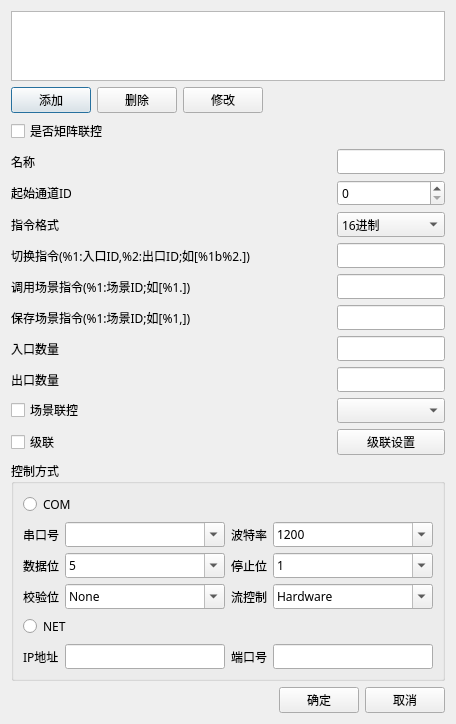
This is Setting/BCSettingMatrixFormatDlg.ui in mark-12-15/huarui as Qt 5 draws it before an edit. The edited form follows.
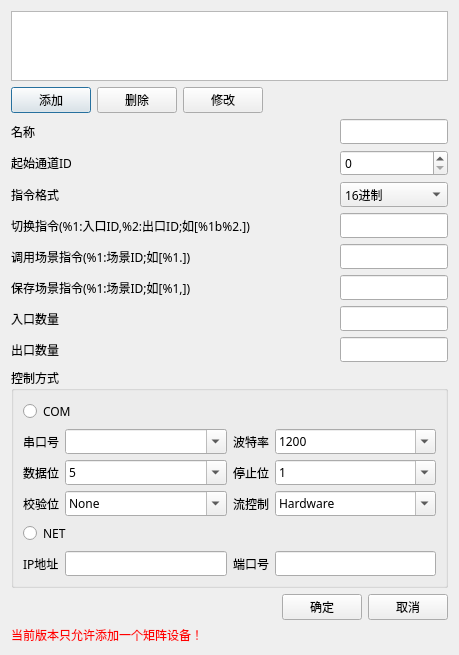
This is the edited form.

```diff
--- a/Setting/BCSettingMatrixFormatDlg.ui
+++ b/Setting/BCSettingMatrixFormatDlg.ui
@@ -6,8 +6,8 @@
    <rect>
     <x>0</x>
     <y>0</y>
-    <width>456</width>
-    <height>694</height>
+    <width>459</width>
+    <height>610</height>
    </rect>
   </property>
   <property name="windowTitle">
@@ -78,7 +78,25 @@
    </item>
    <item>
     <layout class="QGridLayout" name="gridLayout_2">
-     <item row="8" column="0">
+     <item row="6" column="2">
+      <widget class="QLineEdit" name="m_pInCountLineEdit">
+       <property name="font">
+        <font>
+         <family>微软雅黑</family>
+        </font>
+       </property>
+      </widget>
+     </item>
+     <item row="1" column="2">
+      <widget class="QSpinBox" name="m_pStartIDSpinBox">
+       <property name="font">
+        <font>
+         <family>微软雅黑</family>
+        </font>
+       </property>
+      </widget>
+     </item>
+     <item row="7" column="0">
       <widget class="QLabel" name="label_14">
        <property name="font">
         <font>
@@ -90,136 +108,8 @@
        </property>
       </widget>
      </item>
-     <item row="1" column="1">
-      <spacer name="horizontalSpacer_2">
-       <property name="orientation">
-        <enum>Qt::Horizontal</enum>
-       </property>
-       <property name="sizeHint" stdset="0">
-        <size>
-         <width>17</width>
-         <height>19</height>
-        </size>
-       </property>
-      </spacer>
-     </item>
-     <item row="5" column="2">
-      <widget class="QLineEdit" name="m_pLoadLineEdit">
-       <property name="font">
-        <font>
-         <family>微软雅黑</family>
-        </font>
-       </property>
-      </widget>
-     </item>
-     <item row="4" column="2">
-      <widget class="QLineEdit" name="m_pSwitchCmdLineEdit">
-       <property name="font">
-        <font>
-         <family>微软雅黑</family>
-        </font>
-       </property>
-      </widget>
-     </item>
-     <item row="0" column="0">
-      <widget class="QCheckBox" name="m_pJointCheckBox">
-       <property name="font">
-        <font>
-         <family>微软雅黑</family>
-        </font>
-       </property>
-       <property name="text">
-        <string>是否矩阵联控</string>
-       </property>
-      </widget>
-     </item>
-     <item row="3" column="0">
-      <widget class="QLabel" name="label_2">
-       <property name="font">
-        <font>
-         <family>微软雅黑</family>
-        </font>
-       </property>
-       <property name="text">
-        <string>指令格式</string>
-       </property>
-      </widget>
-     </item>
-     <item row="3" column="2">
-      <widget class="QComboBox" name="m_pCmdTypeComboBox">
-       <property name="font">
-        <font>
-         <family>微软雅黑</family>
-        </font>
-       </property>
-       <item>
-        <property name="text">
-         <string>16进制</string>
-        </property>
-       </item>
-       <item>
-        <property name="text">
-         <string>ASCII码</string>
-        </property>
-       </item>
-      </widget>
-     </item>
-     <item row="10" column="2">
-      <widget class="QPushButton" name="m_pJointWithVP4000ConfigBtn">
-       <property name="font">
-        <font>
-         <family>微软雅黑</family>
-        </font>
-       </property>
-       <property name="text">
-        <string>级联设置</string>
-       </property>
-      </widget>
-     </item>
-     <item row="6" column="0">
-      <widget class="QLabel" name="m_pSaveLabel">
-       <property name="font">
-        <font>
-         <family>微软雅黑</family>
-        </font>
-       </property>
-       <property name="text">
-        <string>保存场景指令(%1:场景ID;如[%1,])</string>
-       </property>
-      </widget>
-     </item>
      <item row="7" column="2">
-      <widget class="QLineEdit" name="m_pInCountLineEdit">
-       <property name="font">
-        <font>
-         <family>微软雅黑</family>
-        </font>
-       </property>
-      </widget>
-     </item>
-     <item row="9" column="2">
-      <widget class="QComboBox" name="m_pRoomComboBox">
-       <property name="font">
-        <font>
-         <family>微软雅黑</family>
-        </font>
-       </property>
-      </widget>
-     </item>
-     <item row="4" column="0">
-      <widget class="QLabel" name="m_pSwitchCmdLabel">
-       <property name="font">
-        <font>
-         <family>微软雅黑</family>
-        </font>
-       </property>
-       <property name="text">
-        <string>切换指令(%1:入口ID,%2:出口ID;如[%1b%2.])</string>
-       </property>
-      </widget>
-     </item>
-     <item row="1" column="2">
-      <widget class="QLineEdit" name="m_pNameLineEdit">
+      <widget class="QLineEdit" name="m_pOutCountLineEdit">
        <property name="font">
         <font>
          <family>微软雅黑</family>
@@ -228,6 +118,18 @@
       </widget>
      </item>
      <item row="1" column="0">
+      <widget class="QLabel" name="label_3">
+       <property name="font">
+        <font>
+         <family>微软雅黑</family>
+        </font>
+       </property>
+       <property name="text">
+        <string>起始通道ID</string>
+       </property>
+      </widget>
+     </item>
+     <item row="0" column="0">
       <widget class="QLabel" name="label">
        <property name="font">
         <font>
@@ -239,43 +141,28 @@
        </property>
       </widget>
      </item>
-     <item row="9" column="0">
-      <widget class="QCheckBox" name="m_pJointSceneCheckBox">
-       <property name="font">
-        <font>
-         <family>微软雅黑</family>
-        </font>
-       </property>
-       <property name="text">
-        <string>场景联控</string>
-       </property>
-      </widget>
-     </item>
      <item row="5" column="0">
-      <widget class="QLabel" name="m_pLoadLabel">
+      <widget class="QLabel" name="m_pSaveLabel">
        <property name="font">
         <font>
          <family>微软雅黑</family>
         </font>
        </property>
        <property name="text">
-        <string>调用场景指令(%1:场景ID;如[%1.])</string>
+        <string>保存场景指令(%1:场景ID;如[%1,])</string>
        </property>
       </widget>
      </item>
-     <item row="10" column="0">
-      <widget class="QCheckBox" name="m_pJointWithVP4000CheckBox">
+     <item row="5" column="2">
+      <widget class="QLineEdit" name="m_pSaveLineEdit">
        <property name="font">
         <font>
          <family>微软雅黑</family>
         </font>
        </property>
-       <property name="text">
-        <string>级联</string>
-       </property>
       </widget>
      </item>
-     <item row="7" column="0">
+     <item row="6" column="0">
       <widget class="QLabel" name="label_13">
        <property name="font">
         <font>
@@ -287,17 +174,20 @@
        </property>
       </widget>
      </item>
-     <item row="8" column="2">
-      <widget class="QLineEdit" name="m_pOutCountLineEdit">
+     <item row="4" column="0">
+      <widget class="QLabel" name="m_pLoadLabel">
        <property name="font">
         <font>
          <family>微软雅黑</family>
         </font>
        </property>
+       <property name="text">
+        <string>调用场景指令(%1:场景ID;如[%1.])</string>
+       </property>
       </widget>
      </item>
-     <item row="6" column="2">
-      <widget class="QLineEdit" name="m_pSaveLineEdit">
+     <item row="0" column="2">
+      <widget class="QLineEdit" name="m_pNameLineEdit">
        <property name="font">
         <font>
          <family>微软雅黑</family>
@@ -306,26 +196,79 @@
       </widget>
      </item>
      <item row="2" column="0">
-      <widget class="QLabel" name="label_3">
+      <widget class="QLabel" name="label_2">
        <property name="font">
         <font>
          <family>微软雅黑</family>
         </font>
        </property>
        <property name="text">
-        <string>起始通道ID</string>
+        <string>指令格式</string>
        </property>
       </widget>
      </item>
      <item row="2" column="2">
-      <widget class="QSpinBox" name="m_pStartIDSpinBox">
+      <widget class="QComboBox" name="m_pCmdTypeComboBox">
        <property name="font">
         <font>
          <family>微软雅黑</family>
         </font>
        </property>
+       <item>
+        <property name="text">
+         <string>16进制</string>
+        </property>
+       </item>
+       <item>
+        <property name="text">
+         <string>ASCII码</string>
+        </property>
+       </item>
       </widget>
      </item>
+     <item row="3" column="2">
+      <widget class="QLineEdit" name="m_pSwitchCmdLineEdit">
+       <property name="font">
+        <font>
+         <family>微软雅黑</family>
+        </font>
+       </property>
+      </widget>
+     </item>
+     <item row="4" column="2">
+      <widget class="QLineEdit" name="m_pLoadLineEdit">
+       <property name="font">
+        <font>
+         <family>微软雅黑</family>
+        </font>
+       </property>
+      </widget>
+     </item>
+     <item row="3" column="0">
+      <widget class="QLabel" name="m_pSwitchCmdLabel">
+       <property name="font">
+        <font>
+         <family>微软雅黑</family>
+        </font>
+       </property>
+       <property name="text">
+        <string>切换指令(%1:入口ID,%2:出口ID;如[%1b%2.])</string>
+       </property>
+      </widget>
+     </item>
+     <item row="0" column="1">
+      <spacer name="horizontalSpacer_2">
+       <property name="orientation">
+        <enum>Qt::Horizontal</enum>
+       </property>
+       <property name="sizeHint" stdset="0">
+        <size>
+         <width>17</width>
+         <height>19</height>
+        </size>
+       </property>
+      </spacer>
+     </item>
     </layout>
    </item>
    <item>
@@ -816,6 +759,16 @@
      </item>
     </layout>
    </item>
+   <item>
+    <widget class="QLabel" name="label_4">
+     <property name="styleSheet">
+      <string notr="true">color: rgb(255, 0, 0);</string>
+     </property>
+     <property name="text">
+      <string>当前版本只允许添加一个矩阵设备！</string>
+     </property>
+    </widget>
+   </item>
   </layout>
  </widget>
  <tabstops>
```
Left out of the diff: 4 changed lines with no effect on the pictures.
